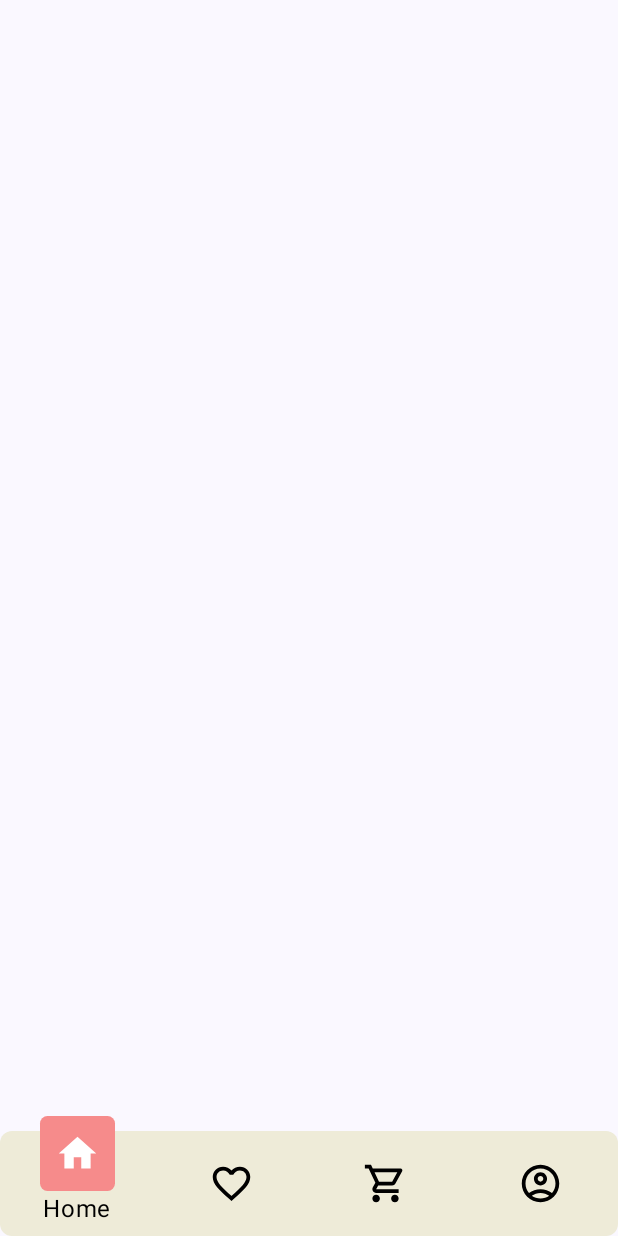
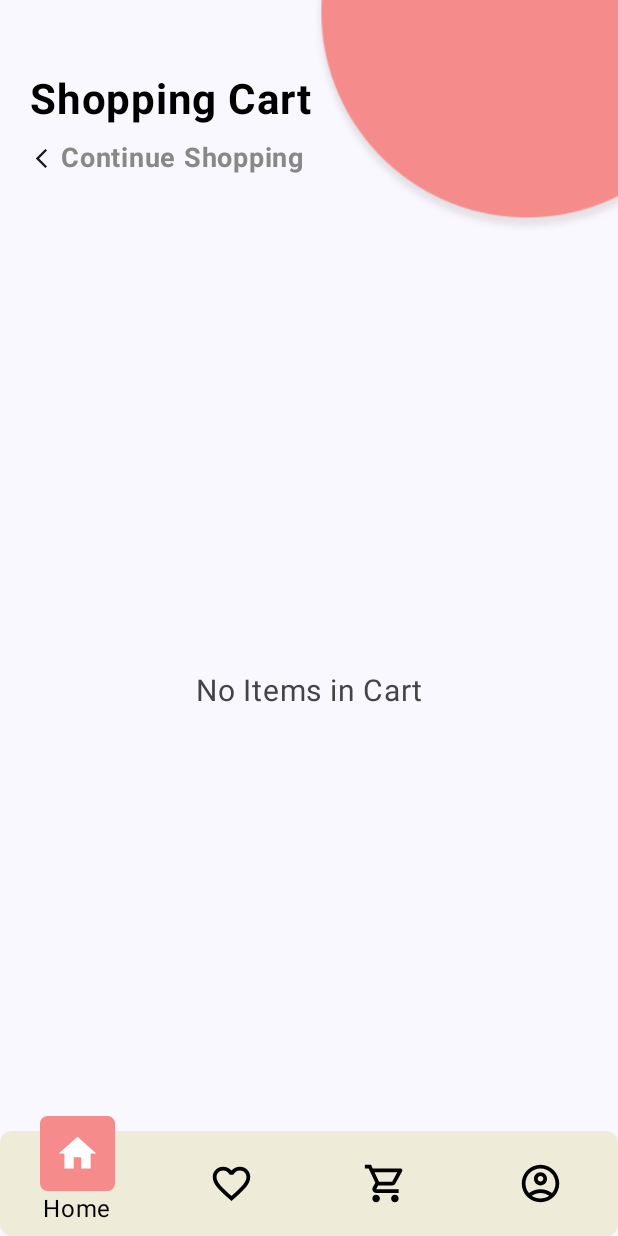
Before and after one commit to Sandeepsahu1411/ShoppingApp, an Android app built with Jetpack Compose: the CartScreenUI screen opened through its navigation route, on a phone screen of 412 x 824 dp. Run offline under Robolectric (Android 15) with nearby library versions, the phone set to English and light mode, and no system bars; our stand-ins replace Dagger/Hilt's generated code, Firebase (no records; nobody signed in at launch, a user with empty details on screens opened directly); libraries missing offline, so code that uses them is left out: com.google.android.play; pictures from the network do not load.

Commit message:
cart update,delete complete

```diff
--- a/app/src/main/java/com/example/shoppinguserapp/ui_layer/screens/CartScreenUI.kt
+++ b/app/src/main/java/com/example/shoppinguserapp/ui_layer/screens/CartScreenUI.kt
@@ -1,5 +1,6 @@
 package com.example.shoppinguserapp.ui_layer.screens
 
+import android.util.Log
 import android.widget.Space
 import android.widget.Toast
 import androidx.compose.foundation.Image
@@ -54,6 +55,7 @@ import androidx.compose.ui.text.font.FontWeight
 import androidx.compose.ui.text.style.TextAlign
 import androidx.compose.ui.unit.dp
 import androidx.compose.ui.unit.sp
+import androidx.compose.ui.zIndex
 import androidx.hilt.navigation.compose.hiltViewModel
 import androidx.lifecycle.compose.collectAsStateWithLifecycle
 import androidx.navigation.NavController
@@ -80,7 +82,11 @@ fun CartScreenUI(navController: NavController, viewModel: AppViewModel = hiltVie
 
     when {
         deleteProductCartState.value.isLoading -> {
-            Box(modifier = Modifier.fillMaxSize(), contentAlignment = Alignment.Center) {
+            Box(
+                modifier = Modifier
+                    .fillMaxSize()
+                    .zIndex(1f), contentAlignment = Alignment.Center
+            ) {
                 CircularProgressIndicator()
             }
         }
@@ -95,76 +101,58 @@ fun CartScreenUI(navController: NavController, viewModel: AppViewModel = hiltVie
         }
     }
 
+    Column(modifier = Modifier.fillMaxSize()) {
+        Row(modifier = Modifier.weight(0.2f)) {
+            CartTopRow(navController)
+        }
+
+        Column(
+            modifier = Modifier
+                .fillMaxWidth()
+                .padding(horizontal = 15.dp, vertical = 10.dp)
+                .weight(0.7f),
+
+            horizontalAlignment = Alignment.CenterHorizontally
+        ) {
             when {
                 getCartProductState.value.isLoading -> {
-            Box(modifier = Modifier.fillMaxSize(), contentAlignment = Alignment.Center) {
+                    Box(
+                        modifier = Modifier.fillMaxSize(), contentAlignment = Alignment.Center
+                    ) {
                         CircularProgressIndicator()
                     }
                 }
 
                 getCartProductState.value.error != null -> {
-            Toast.makeText(context, getCartProductState.value.error, Toast.LENGTH_SHORT).show()
+                    Toast.makeText(
+                        context, getCartProductState.value.error, Toast.LENGTH_SHORT
+                    ).show()
+                }
+
+                getCartData.isEmpty() -> {
+                    Column(
+                        modifier = Modifier
+                            .fillMaxSize(),
+                        verticalArrangement = Arrangement.Center,
+                        horizontalAlignment = Alignment.CenterHorizontally
+                    ) {
+                        Text(
+                            text = "No Items in Cart",
+                            fontSize = 20.sp,
+                            color = if (isSystemInDarkTheme()) Color.White else Color.DarkGray,
+                        )
+                    }
                 }
 
                 getCartProductState.value.success.isNotEmpty() -> {
                     var quantities by remember { mutableStateOf(getCartData.associate { it.productId to it.qty.toInt() }) }
-
-            Box(modifier = Modifier.fillMaxSize()) {
-                Column(modifier = Modifier.fillMaxSize()) {
-                    Row(modifier = Modifier.weight(0.2f)) {
                     Column(
                         modifier = Modifier
-                                .fillMaxHeight()
-                                .padding(start = 20.dp),
-                            verticalArrangement = Arrangement.Center
-                        ) {
-                            Text(
-                                text = "Shopping Cart",
-                                fontSize = 28.sp,
-                                fontWeight = FontWeight.Bold,
-                                color = if (isSystemInDarkTheme()) Color.White else Color.Black
-                            )
-                            Spacer(modifier = Modifier.height(10.dp))
-                            Row(verticalAlignment = Alignment.CenterVertically,
-                                horizontalArrangement = Arrangement.spacedBy(5.dp),
-                                modifier = Modifier.clickable {
-                                    navController.navigate(Routes.HomeScreen)
-
-
-                                }) {
-                                Icon(
-                                    imageVector = Icons.Default.ArrowBackIosNew,
-                                    contentDescription = null,
-                                    Modifier.size(15.dp)
-                                )
-                                Text(
-                                    text = "Continue Shopping",
-                                    color = if (isSystemInDarkTheme()) Color(0xFFF68B8B) else Color.Gray,
-                                    fontSize = 18.sp,
-                                    fontWeight = FontWeight.Bold
-                                )
-                            }
-                        }
-                        Image(
-                            painter = painterResource(id = R.drawable.sign_top),
-                            contentDescription = null,
-                            modifier = Modifier
-                                .fillMaxWidth()
-                                .size(200.dp),
-                            alignment = Alignment.TopEnd
-                        )
-
-                    }
-                    Column(
-                        modifier = Modifier
-                            .fillMaxWidth()
-                            .padding(horizontal = 15.dp, vertical = 10.dp)
-                            .weight(0.7f),
+                            .fillMaxWidth(),
                         horizontalAlignment = Alignment.CenterHorizontally,
                         verticalArrangement = Arrangement.spacedBy(10.dp)
                     ) {
                         CartHeaderRow()
-                        if (getCartData.isNotEmpty()) {
                         LazyColumn(verticalArrangement = Arrangement.spacedBy(20.dp)) {
                             items(getCartData) { cartData ->
 
@@ -403,16 +391,62 @@ fun CartScreenUI(navController: NavController, viewModel: AppViewModel = hiltVie
                                 }
                             }
                         }
-                        }else{
-                            Text(text = "No Items in Cart")
-                        }
-                    }
+//                    }
+
                     }
                 }
             }
         }
     }
 
+}
+
 fun hexToColor(hex: String): Color {
     return Color(android.graphics.Color.parseColor(hex))
 }
+
+@Composable
+fun CartTopRow(navController: NavController) {
+    Row {
+
+        Column(
+            modifier = Modifier
+                .fillMaxHeight()
+                .padding(start = 20.dp),
+            verticalArrangement = Arrangement.Center
+        ) {
+            Text(
+                text = "Shopping Cart",
+                fontSize = 28.sp,
+                fontWeight = FontWeight.Bold,
+                color = if (isSystemInDarkTheme()) Color.White else Color.Black
+            )
+            Spacer(modifier = Modifier.height(10.dp))
+            Row(verticalAlignment = Alignment.CenterVertically,
+                horizontalArrangement = Arrangement.spacedBy(5.dp),
+                modifier = Modifier.clickable {
+                    navController.navigate(Routes.HomeScreen)
+                }) {
+                Icon(
+                    imageVector = Icons.Default.ArrowBackIosNew,
+                    contentDescription = null,
+                    Modifier.size(15.dp)
+                )
+                Text(
+                    text = "Continue Shopping",
+                    color = if (isSystemInDarkTheme()) Color(0xFFF68B8B) else Color.Gray,
+                    fontSize = 18.sp,
+                    fontWeight = FontWeight.Bold
+                )
+            }
+        }
+        Image(
+            painter = painterResource(id = R.drawable.sign_top),
+            contentDescription = null,
+            modifier = Modifier
+                .fillMaxWidth()
+                .size(200.dp),
+            alignment = Alignment.TopEnd
+        )
+    }
+}
```
Lines whose indentation alone changed are shown as unchanged.
